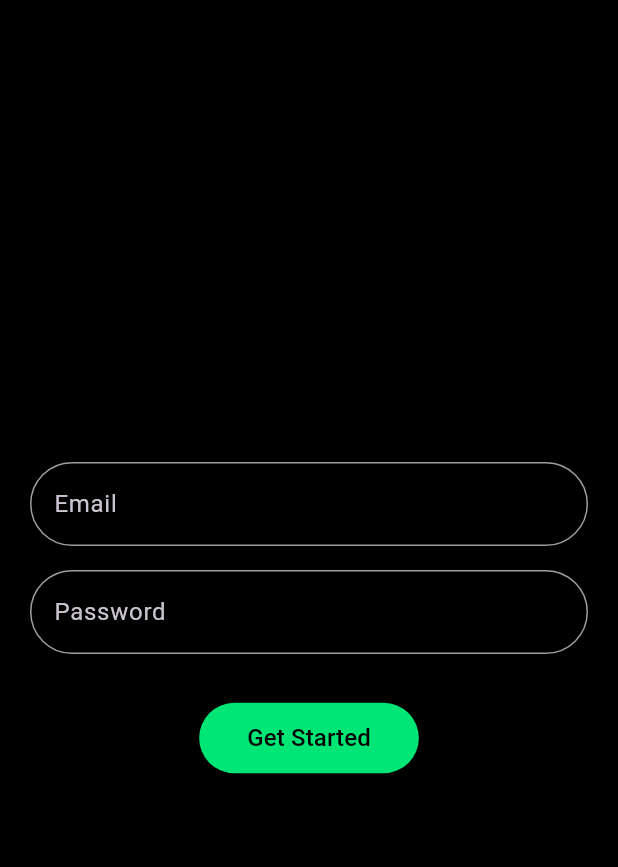
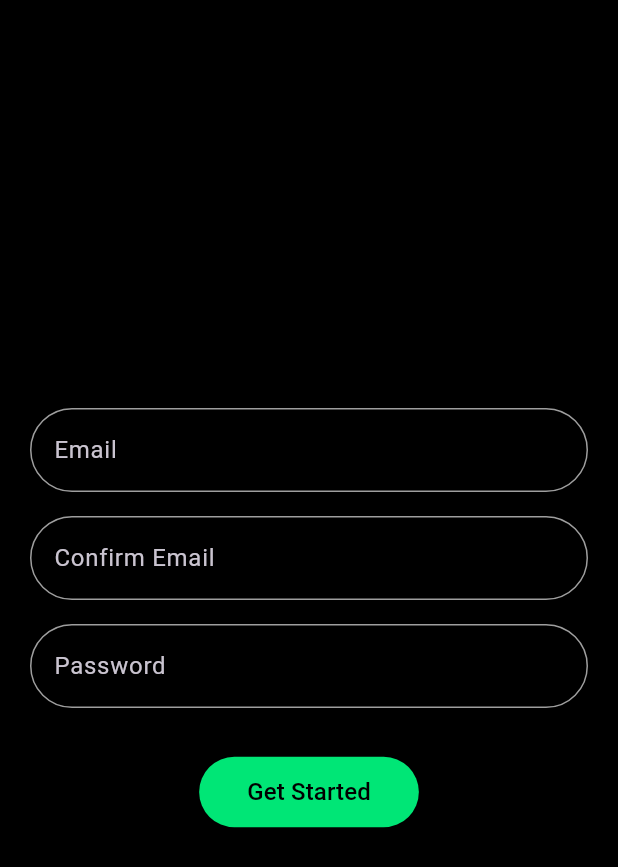
Before and after one commit to vinhhoangd/lab_tracking, a Flutter app: the screen it shows after launch, after a tap on "Sign In", on a phone screen of 412 x 824 dp. Shown: the top 867 px of the screen. Run offline on Flutter 3.47's test engine with Material 3 defaults, Android fonts, the phone set to English and light mode, and no system bars; our stand-ins replace firebase_auth, firebase_core; accounts and stored records are empty.

```diff
--- a/lib/Pages/signin_page.dart
+++ b/lib/Pages/signin_page.dart
@@ -1,26 +1,44 @@
 import 'package:flutter/material.dart';
 
-class SignInPage extends StatelessWidget {
+class SignInPage extends StatefulWidget {
+  const SignInPage({super.key});
 
+  @override
+  State<SignInPage> createState() => _SignInPageState();
+}
 
-  const SignInPage({super.key});
+class _SignInPageState extends State<SignInPage> {
+  final TextEditingController emailController = TextEditingController();
+  final TextEditingController confirmEmailController = TextEditingController();
+  final TextEditingController passwordController = TextEditingController();
+
+  String? emailErrorText;
+
+  void validateEmails() {
+    setState(() {
+      emailErrorText = emailController.text != confirmEmailController.text
+          ? 'Emails do not match'
+          : null;
+    });
+  }
 
   @override
   Widget build(BuildContext context) {
     return Scaffold(
       body: SafeArea(
         child: Padding(
-          padding: EdgeInsetsGeometry.all(20),
+          padding: EdgeInsets.all(20),
           child: Align(
             alignment: Alignment.center,
             child: Column(
               mainAxisAlignment: MainAxisAlignment.center,
               children: [
-                //Email text field
-
+                // Email field
                 TextField(
+                  controller: emailController,
                   decoration: InputDecoration(
                     hintText: 'Email',
+                    errorText: emailErrorText,
                     focusedBorder: OutlineInputBorder(
                       borderRadius: BorderRadius.circular(100),
                       borderSide: BorderSide(
@@ -40,8 +58,36 @@ class SignInPage extends StatelessWidget {
 
                 SizedBox(height: 16),
 
-                //Password text field
+                // Confirm Email field
                 TextField(
+                  controller: confirmEmailController,
+                  onChanged: (_) => validateEmails(),
+                  decoration: InputDecoration(
+                    hintText: 'Confirm Email',
+                    errorText: emailErrorText,
+                    focusedBorder: OutlineInputBorder(
+                      borderRadius: BorderRadius.circular(100),
+                      borderSide: BorderSide(
+                        color: Colors.greenAccent.shade400,
+                        width: 1,
+                      ),
+                    ),
+                    enabledBorder: OutlineInputBorder(
+                      borderRadius: BorderRadius.circular(100),
+                      borderSide: BorderSide(
+                        color: Colors.grey,
+                        width: 1,
+                      ),
+                    ),
+                  ),
+                ),
+
+                SizedBox(height: 16),
+
+                // Password field
+                TextField(
+                  controller: passwordController,
+                  obscureText: true,
                   decoration: InputDecoration(
                     hintText: 'Password',
                     focusedBorder: OutlineInputBorder(
@@ -59,18 +105,25 @@ class SignInPage extends StatelessWidget {
                       ),
                     ),
                   ),
-                  obscureText: true,
                 ),
 
                 SizedBox(height: 32),
 
-                //Sign in button
+                // Sign in button
                 ElevatedButton(
                   style: ElevatedButton.styleFrom(
-                    backgroundColor: Colors.greenAccent.shade400, // button background color
-                    padding: EdgeInsets.symmetric(horizontal: 32, vertical: 12)
+                    backgroundColor: Colors.greenAccent.shade400,
+                    padding: EdgeInsets.symmetric(horizontal: 32, vertical: 12),
                   ),
-                  onPressed: () => {},
+                  onPressed: () {
+                    validateEmails();
+                    if (emailErrorText == null) {
+                      // Proceed with sign in
+                      ScaffoldMessenger.of(context).showSnackBar(
+                        SnackBar(content: Text("Success!")),
+                      );
+                    }
+                  },
                   child: Text(
                     'Get Started',
                     style: TextStyle(
@@ -78,14 +131,11 @@ class SignInPage extends StatelessWidget {
                       fontSize: 16,
                     ),
                   ),
-                )
-
-
+                ),
               ],
             ),
           ),
         ),
-
       ),
     );
   }
```
